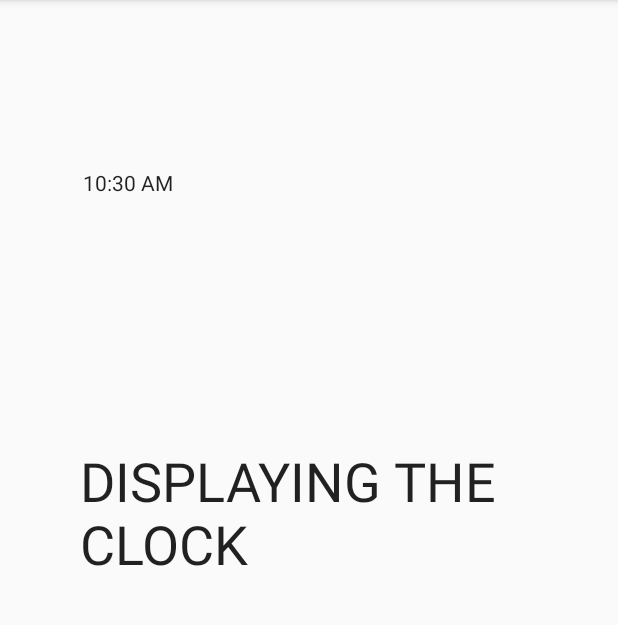
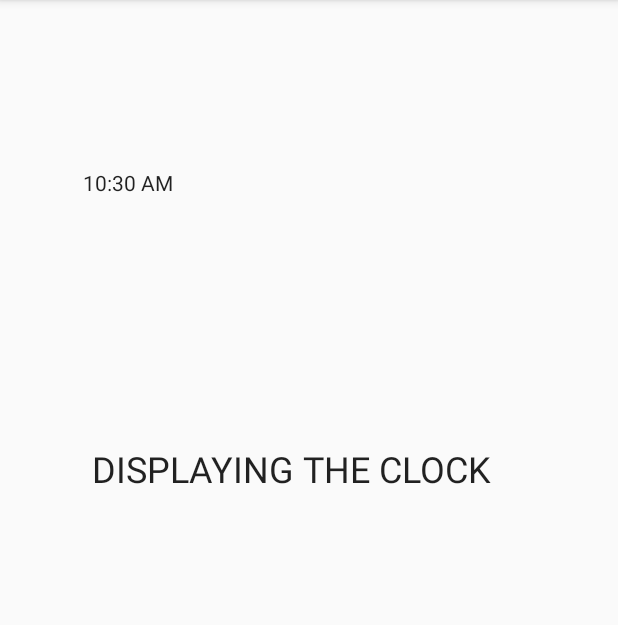
Before and after one commit to StanGo25/LockerAutomation, an Android app: the DisplayActivity screen opened directly, with no data from a screen before it, on a phone screen of 412 x 824 dp, the part 84-709 px from its top. Run offline under Robolectric (Android 15) with nearby library versions, the phone set to English and light mode, and no system bars.

Commit message:
Integration Commit

```diff
--- a/src/main/res/layout/activity_display.xml
+++ b/src/main/res/layout/activity_display.xml
@@ -24,14 +24,14 @@
 
     <TextView
         android:id="@+id/textView"
-        android:layout_width="297dp"
-        android:layout_height="164dp"
+        android:layout_width="277dp"
+        android:layout_height="43dp"
         android:layout_marginLeft="16dp"
         android:layout_marginRight="8dp"
         android:layout_marginTop="296dp"
         android:text="DISPLAYING THE CLOCK"
         android:textAppearance="@style/TextAppearance.AppCompat"
-        android:textSize="36sp"
+        android:textSize="24sp"
         app:layout_constraintHorizontal_bias="0.41"
         app:layout_constraintLeft_toLeftOf="parent"
         app:layout_constraintRight_toRightOf="parent"
```
